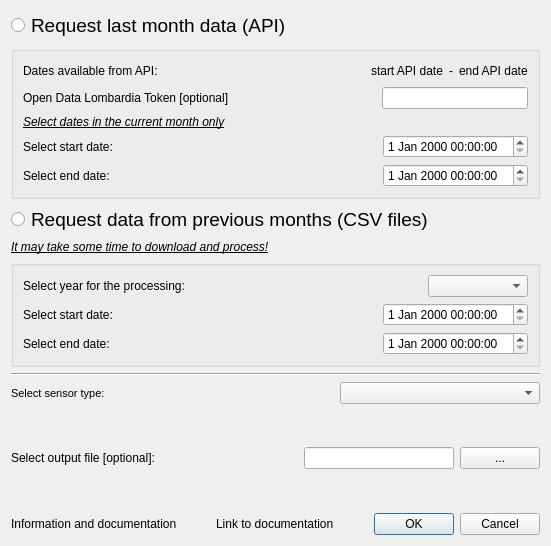
The window that arpaweather_dialog_base.ui (gisgeolab/ARPA_Weather_plugin) describes before a commit, drawn with Qt 5.
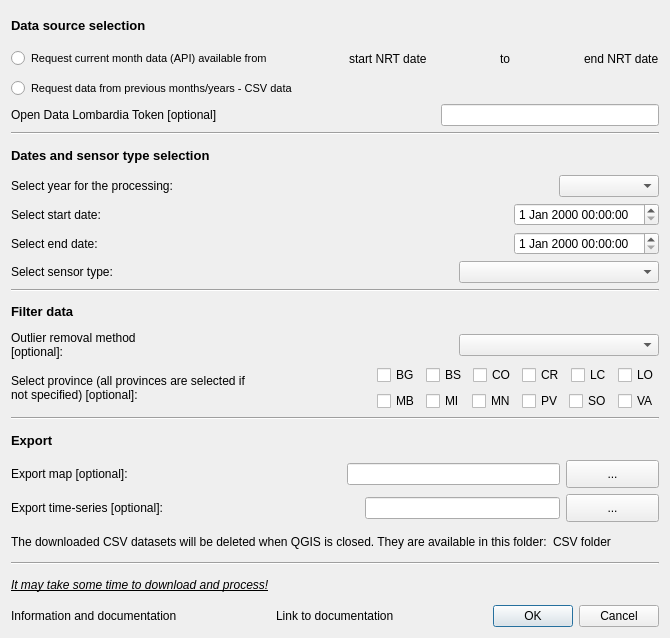
The same window after the commit. Custom widgets are drawn as their Qt base class.

Diff of the .ui file:
```diff
--- a/arpaweather_dialog_base.ui
+++ b/arpaweather_dialog_base.ui
@@ -6,8 +6,8 @@
    <rect>
     <x>0</x>
     <y>0</y>
-    <width>551</width>
-    <height>546</height>
+    <width>670</width>
+    <height>638</height>
    </rect>
   </property>
   <property name="windowTitle">
@@ -15,38 +15,37 @@
   </property>
   <layout class="QGridLayout" name="gridLayout">
    <item row="0" column="0">
-    <layout class="QVBoxLayout" name="verticalLayout_5">
+    <layout class="QVBoxLayout" name="verticalLayout_2">
      <item>
-      <layout class="QVBoxLayout" name="verticalLayout_3">
-       <item>
-        <widget class="QRadioButton" name="rb1">
+      <widget class="QLabel" name="label_11">
          <property name="font">
           <font>
-           <pointsize>14</pointsize>
+         <pointsize>10</pointsize>
+         <weight>75</weight>
+         <bold>true</bold>
           </font>
          </property>
          <property name="text">
-          <string>Request last month data (API)</string>
+        <string>Data source selection</string>
          </property>
         </widget>
        </item>
-       <item>
-        <widget class="QGroupBox" name="gb1">
-         <property name="title">
-          <string/>
-         </property>
-         <layout class="QVBoxLayout" name="verticalLayout">
           <item>
            <layout class="QHBoxLayout" name="horizontalLayout_9">
             <item>
-             <widget class="QLabel" name="label_5">
+        <widget class="QRadioButton" name="rb1">
+         <property name="font">
+          <font>
+           <pointsize>8</pointsize>
+          </font>
+         </property>
               <property name="text">
-               <string>Dates available from API: </string>
+          <string>Request current month data (API) available from </string>
               </property>
              </widget>
             </item>
             <item>
-             <spacer name="horizontalSpacer_12">
+        <spacer name="horizontalSpacer_9">
               <property name="orientation">
                <enum>Qt::Horizontal</enum>
               </property>
@@ -61,33 +60,74 @@
             <item>
              <widget class="QLabel" name="label_startAPIdate">
               <property name="text">
-               <string>start API date</string>
+          <string>start NRT date</string>
               </property>
              </widget>
             </item>
+       <item>
+        <spacer name="horizontalSpacer_12">
+         <property name="orientation">
+          <enum>Qt::Horizontal</enum>
+         </property>
+         <property name="sizeHint" stdset="0">
+          <size>
+           <width>40</width>
+           <height>20</height>
+          </size>
+         </property>
+        </spacer>
+       </item>
             <item>
              <widget class="QLabel" name="label_startAPIdate_2">
               <property name="text">
-               <string>-</string>
+          <string>to</string>
               </property>
              </widget>
             </item>
+       <item>
+        <spacer name="horizontalSpacer_13">
+         <property name="orientation">
+          <enum>Qt::Horizontal</enum>
+         </property>
+         <property name="sizeHint" stdset="0">
+          <size>
+           <width>40</width>
+           <height>20</height>
+          </size>
+         </property>
+        </spacer>
+       </item>
             <item>
              <widget class="QLabel" name="label_endAPIdate">
               <property name="text">
-               <string>end API date</string>
+          <string>end NRT date</string>
               </property>
              </widget>
             </item>
            </layout>
           </item>
           <item>
-           <layout class="QHBoxLayout" name="horizontalLayout_8">
+      <widget class="QRadioButton" name="rb2">
+       <property name="font">
+        <font>
+         <pointsize>8</pointsize>
+        </font>
+       </property>
+       <property name="text">
+        <string>Request data from previous months/years - CSV data</string>
+       </property>
+      </widget>
+     </item>
+     <item>
+      <layout class="QHBoxLayout" name="horizontalLayout_10">
             <item>
              <widget class="QLabel" name="label_2">
               <property name="text">
                <string>Open Data Lombardia Token [optional]</string>
               </property>
+         <property name="wordWrap">
+          <bool>false</bool>
+         </property>
              </widget>
             </item>
             <item>
@@ -104,23 +144,72 @@
              </spacer>
             </item>
             <item>
-             <widget class="QgsPasswordLineEdit" name="leToken"/>
+        <widget class="QgsPasswordLineEdit" name="leToken">
+         <property name="minimumSize">
+          <size>
+           <width>200</width>
+           <height>0</height>
+          </size>
+         </property>
+        </widget>
             </item>
            </layout>
           </item>
           <item>
-           <widget class="QLabel" name="label_8">
+      <widget class="Line" name="line">
+       <property name="orientation">
+        <enum>Qt::Horizontal</enum>
+       </property>
+      </widget>
+     </item>
+     <item>
+      <widget class="QLabel" name="label">
             <property name="font">
              <font>
-              <italic>true</italic>
-              <underline>true</underline>
+         <pointsize>10</pointsize>
+         <weight>75</weight>
+         <bold>true</bold>
              </font>
             </property>
             <property name="text">
-             <string>Select dates in the current month only</string>
+        <string>Dates and sensor type selection</string>
             </property>
            </widget>
           </item>
+     <item>
+      <layout class="QHBoxLayout" name="horizontalLayout_8">
+       <item>
+        <widget class="QLabel" name="label_7">
+         <property name="text">
+          <string>Select year for the processing:</string>
+         </property>
+        </widget>
+       </item>
+       <item>
+        <spacer name="horizontalSpacer_3">
+         <property name="orientation">
+          <enum>Qt::Horizontal</enum>
+         </property>
+         <property name="sizeHint" stdset="0">
+          <size>
+           <width>40</width>
+           <height>20</height>
+          </size>
+         </property>
+        </spacer>
+       </item>
+       <item>
+        <widget class="QComboBox" name="cb_list_years">
+         <property name="minimumSize">
+          <size>
+           <width>100</width>
+           <height>0</height>
+          </size>
+         </property>
+        </widget>
+       </item>
+      </layout>
+     </item>
           <item>
            <layout class="QHBoxLayout" name="horizontalLayout_7">
             <item>
@@ -175,55 +264,17 @@
             </item>
            </layout>
           </item>
-         </layout>
-        </widget>
-       </item>
-      </layout>
-     </item>
-     <item>
-      <layout class="QVBoxLayout" name="verticalLayout_4">
-       <item>
-        <widget class="QRadioButton" name="rb2">
-         <property name="font">
-          <font>
-           <pointsize>14</pointsize>
-          </font>
-         </property>
-         <property name="text">
-          <string>Request data from previous months (CSV files)</string>
-         </property>
-        </widget>
-       </item>
-       <item>
-        <widget class="QLabel" name="label_12">
-         <property name="font">
-          <font>
-           <italic>true</italic>
-           <underline>true</underline>
-          </font>
-         </property>
-         <property name="text">
-          <string>It may take some time to download and process!</string>
-         </property>
-        </widget>
-       </item>
-       <item>
-        <widget class="QGroupBox" name="gb2">
-         <property name="title">
-          <string/>
-         </property>
-         <layout class="QVBoxLayout" name="verticalLayout_2">
           <item>
            <layout class="QHBoxLayout" name="horizontalLayout_5">
             <item>
-             <widget class="QLabel" name="label_7">
+        <widget class="QLabel" name="cbSensorsType_2">
               <property name="text">
-               <string>Select year for the processing:</string>
+          <string>Select sensor type:</string>
               </property>
              </widget>
             </item>
             <item>
-             <spacer name="horizontalSpacer_3">
+        <spacer name="horizontalSpacer_7">
               <property name="orientation">
                <enum>Qt::Horizontal</enum>
               </property>
@@ -236,10 +287,10 @@
              </spacer>
             </item>
             <item>
-             <widget class="QComboBox" name="cb_list_years">
+        <widget class="QComboBox" name="cbSensorsType">
               <property name="minimumSize">
                <size>
-                <width>100</width>
+           <width>200</width>
                 <height>0</height>
                </size>
               </property>
@@ -247,12 +298,36 @@
             </item>
            </layout>
           </item>
+     <item>
+      <widget class="Line" name="line_2">
+       <property name="orientation">
+        <enum>Qt::Horizontal</enum>
+       </property>
+      </widget>
+     </item>
+     <item>
+      <widget class="QLabel" name="label_5">
+       <property name="font">
+        <font>
+         <pointsize>10</pointsize>
+         <weight>75</weight>
+         <bold>true</bold>
+        </font>
+       </property>
+       <property name="text">
+        <string>Filter data</string>
+       </property>
+      </widget>
+     </item>
           <item>
            <layout class="QHBoxLayout" name="horizontalLayout_4">
             <item>
-             <widget class="QLabel" name="label_9">
+        <widget class="QLabel" name="label_8">
               <property name="text">
-               <string>Select start date:</string>
+          <string>Outlier removal method [optional]:</string>
+         </property>
+         <property name="wordWrap">
+          <bool>true</bool>
               </property>
              </widget>
             </item>
@@ -270,7 +345,14 @@
              </spacer>
             </item>
             <item>
-             <widget class="QDateTimeEdit" name="dtStartTime_csv"/>
+        <widget class="QComboBox" name="cbOutliersRemoval">
+         <property name="minimumSize">
+          <size>
+           <width>200</width>
+           <height>0</height>
+          </size>
+         </property>
+        </widget>
             </item>
            </layout>
           </item>
@@ -278,13 +360,31 @@
            <layout class="QHBoxLayout" name="horizontalLayout_3">
             <item>
              <widget class="QLabel" name="label_10">
+         <property name="sizePolicy">
+          <sizepolicy hsizetype="Preferred" vsizetype="Preferred">
+           <horstretch>0</horstretch>
+           <verstretch>0</verstretch>
+          </sizepolicy>
+         </property>
+         <property name="maximumSize">
+          <size>
+           <width>16777215</width>
+           <height>16777215</height>
+          </size>
+         </property>
               <property name="text">
-               <string>Select end date:</string>
-              </property>
+          <string>Select province (all provinces are selected if not specified) [optional]:</string>
+         </property>
+         <property name="scaledContents">
+          <bool>false</bool>
+         </property>
+         <property name="wordWrap">
+          <bool>true</bool>
+         </property>
              </widget>
             </item>
             <item>
-             <spacer name="horizontalSpacer_9">
+        <spacer name="horizontalSpacer_14">
               <property name="orientation">
                <enum>Qt::Horizontal</enum>
               </property>
@@ -297,80 +397,130 @@
              </spacer>
             </item>
             <item>
-             <widget class="QDateTimeEdit" name="dtEndTime_csv"/>
-            </item>
-           </layout>
-          </item>
-         </layout>
-        </widget>
-       </item>
-      </layout>
-     </item>
+        <layout class="QVBoxLayout" name="verticalLayout">
+         <item>
+          <layout class="QHBoxLayout" name="horizontalLayout">
+           <item>
+            <widget class="QCheckBox" name="cb_BG">
+             <property name="text">
+              <string>BG</string>
+             </property>
+            </widget>
+           </item>
      <item>
-      <widget class="Line" name="line_2">
-       <property name="orientation">
-        <enum>Qt::Horizontal</enum>
+            <widget class="QCheckBox" name="cb_BS">
+             <property name="text">
+              <string>BS</string>
        </property>
       </widget>
      </item>
      <item>
-      <layout class="QHBoxLayout" name="horizontalLayout_10">
-       <item>
-        <widget class="QLabel" name="label">
-         <property name="font">
-          <font>
-           <pointsize>8</pointsize>
-          </font>
-         </property>
+            <widget class="QCheckBox" name="cb_CO">
          <property name="text">
-          <string>Select sensor type:</string>
+              <string>CO</string>
          </property>
         </widget>
        </item>
        <item>
-        <spacer name="horizontalSpacer_7">
-         <property name="orientation">
-          <enum>Qt::Horizontal</enum>
-         </property>
-         <property name="sizeHint" stdset="0">
-          <size>
-           <width>40</width>
-           <height>20</height>
-          </size>
-         </property>
-        </spacer>
+            <widget class="QCheckBox" name="cb_CR">
+             <property name="text">
+              <string>CR</string>
+             </property>
+            </widget>
        </item>
        <item>
-        <widget class="QComboBox" name="cbSensorsType">
-         <property name="minimumSize">
-          <size>
-           <width>200</width>
-           <height>0</height>
-          </size>
+            <widget class="QCheckBox" name="cb_LC">
+             <property name="text">
+              <string>LC</string>
          </property>
         </widget>
        </item>
-      </layout>
-     </item>
      <item>
-      <spacer name="verticalSpacer_2">
-       <property name="orientation">
-        <enum>Qt::Vertical</enum>
-       </property>
-       <property name="sizeHint" stdset="0">
-        <size>
-         <width>20</width>
-         <height>40</height>
-        </size>
-       </property>
-      </spacer>
+            <widget class="QCheckBox" name="cb_LO">
+             <property name="text">
+              <string>LO</string>
+             </property>
+            </widget>
+           </item>
+          </layout>
      </item>
      <item>
       <layout class="QHBoxLayout" name="horizontalLayout_2">
        <item>
+            <widget class="QCheckBox" name="cb_MB">
+             <property name="text">
+              <string>MB</string>
+             </property>
+            </widget>
+           </item>
+           <item>
+            <widget class="QCheckBox" name="cb_MI">
+             <property name="text">
+              <string>MI</string>
+             </property>
+            </widget>
+           </item>
+           <item>
+            <widget class="QCheckBox" name="cb_MN">
+             <property name="text">
+              <string>MN</string>
+             </property>
+            </widget>
+           </item>
+           <item>
+            <widget class="QCheckBox" name="cb_PV">
+             <property name="text">
+              <string>PV</string>
+             </property>
+            </widget>
+           </item>
+           <item>
+            <widget class="QCheckBox" name="cb_SO">
+             <property name="text">
+              <string>SO</string>
+             </property>
+            </widget>
+           </item>
+           <item>
+            <widget class="QCheckBox" name="cb_VA">
+             <property name="text">
+              <string>VA</string>
+             </property>
+            </widget>
+           </item>
+          </layout>
+         </item>
+        </layout>
+       </item>
+      </layout>
+     </item>
+     <item>
+      <widget class="Line" name="line_3">
+       <property name="orientation">
+        <enum>Qt::Horizontal</enum>
+       </property>
+      </widget>
+     </item>
+     <item>
+      <widget class="QLabel" name="label_15">
+       <property name="font">
+        <font>
+         <pointsize>10</pointsize>
+         <weight>75</weight>
+         <bold>true</bold>
+        </font>
+       </property>
+       <property name="text">
+        <string>Export</string>
+       </property>
+      </widget>
+     </item>
+     <item>
+      <layout class="QHBoxLayout" name="horizontalLayout_11">
+       <item>
         <widget class="QLabel" name="label_6">
          <property name="text">
-          <string>Select output file [optional]:</string>
+          <string>Export map [optional]:</string>
          </property>
         </widget>
        </item>
@@ -399,6 +549,12 @@
        </item>
        <item>
         <widget class="QPushButton" name="pbOutputSave">
+         <property name="minimumSize">
+          <size>
+           <width>93</width>
+           <height>28</height>
+          </size>
+         </property>
          <property name="text">
           <string>...</string>
          </property>
@@ -407,20 +563,92 @@
       </layout>
      </item>
      <item>
-      <spacer name="verticalSpacer">
+      <layout class="QHBoxLayout" name="horizontalLayout_12">
+       <item>
+        <widget class="QLabel" name="label_14">
+         <property name="text">
+          <string>Export time-series [optional]:</string>
+         </property>
+        </widget>
+       </item>
+       <item>
+        <spacer name="horizontalSpacer_10">
        <property name="orientation">
-        <enum>Qt::Vertical</enum>
+          <enum>Qt::Horizontal</enum>
        </property>
        <property name="sizeHint" stdset="0">
         <size>
-         <width>20</width>
-         <height>40</height>
+           <width>40</width>
+           <height>20</height>
         </size>
        </property>
       </spacer>
      </item>
      <item>
-      <layout class="QHBoxLayout" name="horizontalLayout">
+        <widget class="QLineEdit" name="leOutputFileName_2">
+         <property name="minimumSize">
+          <size>
+           <width>150</width>
+           <height>0</height>
+          </size>
+         </property>
+        </widget>
+       </item>
+       <item>
+        <widget class="QPushButton" name="pbOutputSave_2">
+         <property name="minimumSize">
+          <size>
+           <width>93</width>
+           <height>28</height>
+          </size>
+         </property>
+         <property name="text">
+          <string>...</string>
+         </property>
+        </widget>
+       </item>
+      </layout>
+     </item>
+     <item>
+      <layout class="QHBoxLayout" name="horizontalLayout_13">
+       <item>
+        <widget class="QLabel" name="label_9">
+         <property name="text">
+          <string>The downloaded CSV datasets will be deleted when QGIS is closed. They are available in this folder:</string>
+         </property>
+        </widget>
+       </item>
+       <item>
+        <widget class="QLabel" name="labelHistoricalCSV">
+         <property name="text">
+          <string>CSV folder</string>
+         </property>
+        </widget>
+       </item>
+      </layout>
+     </item>
+     <item>
+      <widget class="Line" name="line_4">
+       <property name="orientation">
+        <enum>Qt::Horizontal</enum>
+       </property>
+      </widget>
+     </item>
+     <item>
+      <widget class="QLabel" name="label_12">
+       <property name="font">
+        <font>
+         <italic>true</italic>
+         <underline>true</underline>
+        </font>
+       </property>
+       <property name="text">
+        <string>It may take some time to download and process!</string>
+       </property>
+      </widget>
+     </item>
+     <item>
+      <layout class="QHBoxLayout" name="horizontalLayout_14">
        <item>
         <widget class="QLabel" name="label_13">
          <property name="text">
```
Left out of the diff: 37 changed lines with no effect on the pictures. Lines whose indentation alone changed are shown as unchanged.
